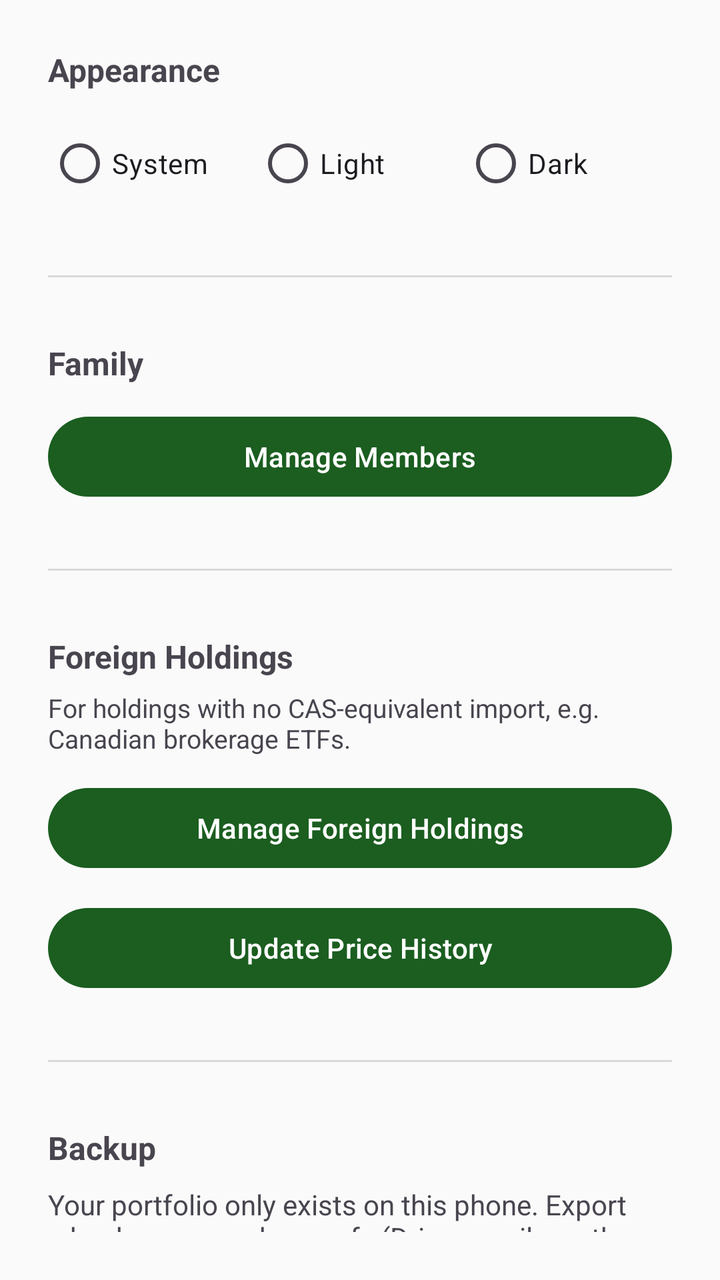
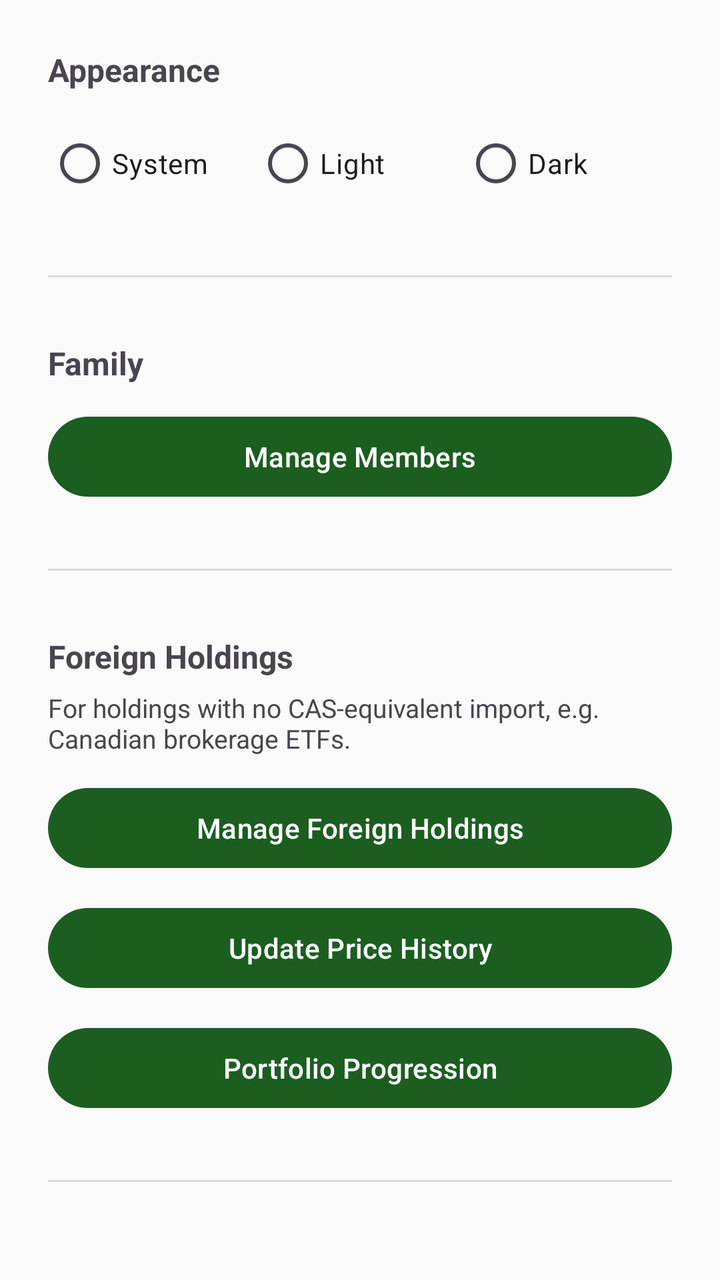

The first picture is an Android layout as it rendered before a commit; the second is the same layout after the commit. The layout source and the unified diff follow.
<!-- AndroidManifest.xml: application theme Theme.PersonalPortfolio -->
<!-- res/layout/activity_settings.xml -->
<?xml version="1.0" encoding="utf-8"?>
<LinearLayout xmlns:android="http://schemas.android.com/apk/res/android"
    android:layout_width="match_parent"
    android:layout_height="match_parent"
    android:orientation="vertical"
    android:padding="24dp">

    <TextView
        android:layout_width="match_parent"
        android:layout_height="wrap_content"
        android:textSize="16sp"
        android:textStyle="bold"
        android:text="Appearance" />

    <RadioGroup
        android:id="@+id/themeRadioGroup"
        android:layout_width="match_parent"
        android:layout_height="wrap_content"
        android:orientation="horizontal"
        android:layout_marginTop="12dp">

        <RadioButton
            android:id="@+id/themeSystemRadio"
            android:layout_width="0dp"
            android:layout_height="wrap_content"
            android:layout_weight="1"
            android:text="System" />

        <RadioButton
            android:id="@+id/themeLightRadio"
            android:layout_width="0dp"
            android:layout_height="wrap_content"
            android:layout_weight="1"
            android:text="Light" />

        <RadioButton
            android:id="@+id/themeDarkRadio"
            android:layout_width="0dp"
            android:layout_height="wrap_content"
            android:layout_weight="1"
            android:text="Dark" />

    </RadioGroup>

    <View
        android:layout_width="match_parent"
        android:layout_height="1dp"
        android:background="#22000000"
        android:layout_marginTop="32dp"
        android:layout_marginBottom="32dp" />

    <TextView
        android:layout_width="match_parent"
        android:layout_height="wrap_content"
        android:textSize="16sp"
        android:textStyle="bold"
        android:text="Family" />

    <Button
        android:id="@+id/manageMembersButton"
        android:layout_width="match_parent"
        android:layout_height="wrap_content"
        android:layout_marginTop="12dp"
        android:text="Manage Members" />

    <View
        android:layout_width="match_parent"
        android:layout_height="1dp"
        android:background="#22000000"
        android:layout_marginTop="32dp"
        android:layout_marginBottom="32dp" />

    <TextView
        android:layout_width="match_parent"
        android:layout_height="wrap_content"
        android:textSize="16sp"
        android:textStyle="bold"
        android:text="Foreign Holdings" />

    <TextView
        android:layout_width="match_parent"
        android:layout_height="wrap_content"
        android:layout_marginTop="6dp"
        android:textSize="13sp"
        android:text="For holdings with no CAS-equivalent import, e.g. Canadian brokerage ETFs." />

    <Button
        android:id="@+id/manageForeignHoldingsButton"
        android:layout_width="match_parent"
        android:layout_height="wrap_content"
        android:layout_marginTop="12dp"
        android:text="Manage Foreign Holdings" />

    <Button
        android:id="@+id/updateHistoryButton"
        android:layout_width="match_parent"
        android:layout_height="wrap_content"
        android:layout_marginTop="12dp"
        android:text="Update Price History" />

    <View
        android:layout_width="match_parent"
        android:layout_height="1dp"
        android:background="#22000000"
        android:layout_marginTop="32dp"
        android:layout_marginBottom="32dp" />

    <TextView
        android:layout_width="match_parent"
        android:layout_height="wrap_content"
        android:textSize="16sp"
        android:textStyle="bold"
        android:text="Backup" />

    <TextView
        android:layout_width="match_parent"
        android:layout_height="wrap_content"
        android:layout_marginTop="8dp"
        android:textSize="14sp"
        android:text="Your portfolio only exists on this phone. Export a backup somewhere safe (Drive, email, another device) every so often." />

    <Button
        android:id="@+id/exportButton"
        android:layout_width="match_parent"
        android:layout_height="wrap_content"
        android:layout_marginTop="20dp"
        android:text="Export Backup" />

    <View
        android:layout_width="match_parent"
        android:layout_height="1dp"
        android:background="#22000000"
        android:layout_marginTop="32dp"
        android:layout_marginBottom="32dp" />

    <TextView
        android:layout_width="match_parent"
        android:layout_height="wrap_content"
        android:textSize="16sp"
        android:textStyle="bold"
        android:text="Restore" />

    <TextView
        android:layout_width="match_parent"
        android:layout_height="wrap_content"
        android:layout_marginTop="8dp"
        android:textSize="14sp"
        android:textColor="#C62828"
        android:text="This REPLACES everything currently in the app with the backup file. Anything added since that backup was made will be lost." />

    <Button
        android:id="@+id/importButton"
        android:layout_width="match_parent"
        android:layout_height="wrap_content"
        android:layout_marginTop="20dp"
        android:text="Restore From Backup" />

    <TextView
        android:id="@+id/settingsStatusText"
        android:layout_width="match_parent"
        android:layout_height="wrap_content"
        android:layout_marginTop="24dp"
        android:textSize="14sp" />

</LinearLayout>
<!-- resources referenced by this layout -->
<resources>
  <style name="Theme.PersonalPortfolio" parent="Theme.Material3.DayNight.NoActionBar">
          <item name="colorPrimary">@color/colorPrimary</item>
          <item name="colorPrimaryVariant">@color/colorPrimaryVariant</item>
          <item name="colorOnPrimary">@color/colorOnPrimary</item>
  
          <item name="colorSecondary">@color/colorSecondary</item>
          <item name="colorOnSecondary">@color/colorOnSecondary</item>
  
          <item name="android:colorBackground">@color/colorBackground</item>
          <item name="colorOnBackground">@color/colorOnBackground</item>
  
          <item name="colorSurface">@color/colorSurface</item>
          <item name="colorOnSurface">@color/colorOnSurface</item>
  
          <item name="android:statusBarColor">@color/colorPrimaryVariant</item>
      </style>
  <color name="colorPrimary">#1B5E20</color>
  <color name="colorPrimaryVariant">#0D3B12</color>
  <color name="colorOnPrimary">#FFFFFF</color>
  <color name="colorSecondary">#00897B</color>
  <color name="colorOnSecondary">#FFFFFF</color>
  <color name="colorBackground">#FAFAFA</color>
  <color name="colorOnBackground">#1A1A1A</color>
  <color name="colorSurface">#FFFFFF</color>
  <color name="colorOnSurface">#1A1A1A</color>
</resources>

<!-- the commit's change to res/layout/activity_settings.xml (unified diff, before → after) -->
@@ -98,6 +98,13 @@
         android:layout_marginTop="12dp"
         android:text="Update Price History" />
 
+    <Button
+        android:id="@+id/portfolioProgressionButton"
+        android:layout_width="match_parent"
+        android:layout_height="wrap_content"
+        android:layout_marginTop="12dp"
+        android:text="Portfolio Progression" />
+
     <View
         android:layout_width="match_parent"
         android:layout_height="1dp"
